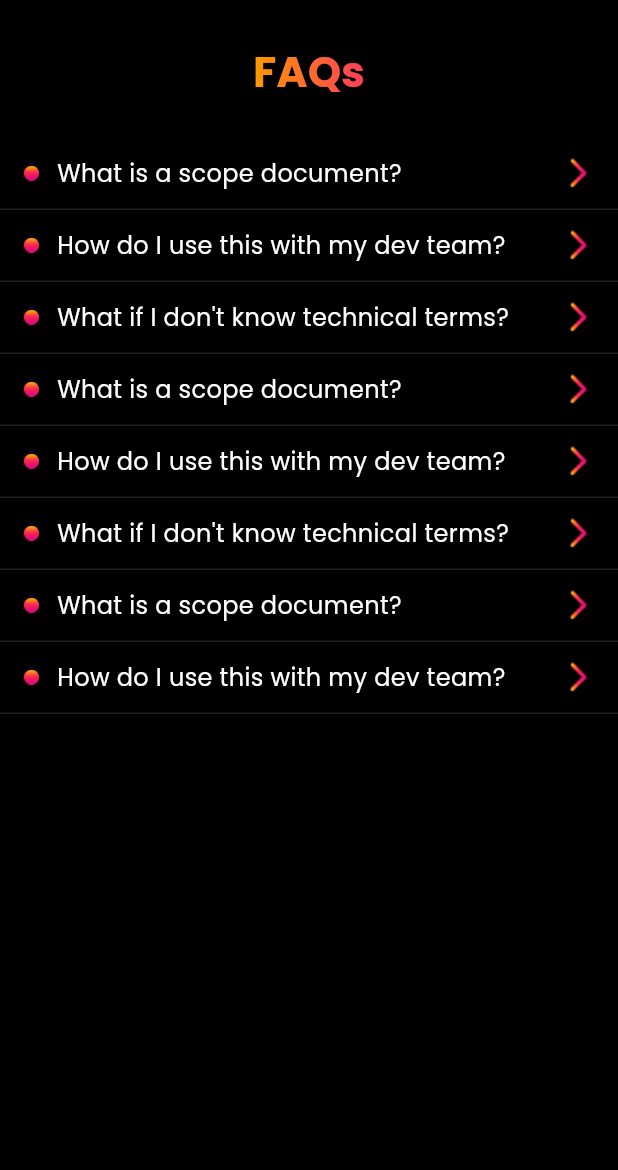
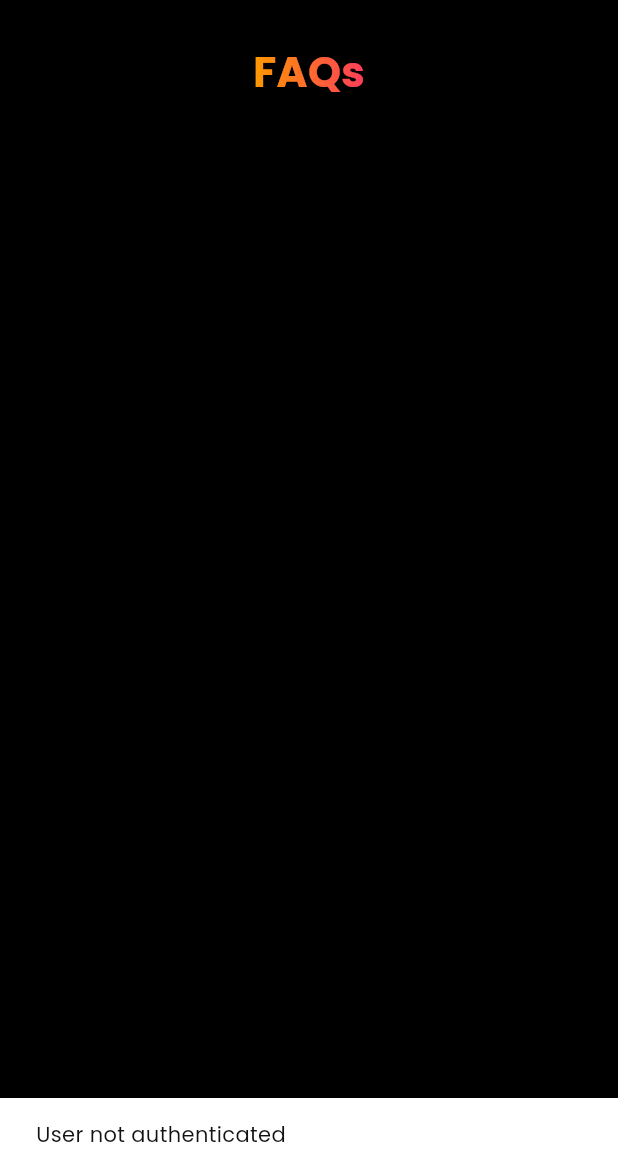
Before and after one commit to trustnexus/nexovate, a Flutter app: the FAQScreen screen opened by its route, on a phone screen of 412 x 824 dp, the part 66-1236 px from its top. Run offline on Flutter 3.47's test engine with Material 3 defaults, Android fonts, the phone set to English and light mode, and no system bars; our stand-ins replace animate_do, firebase_auth, firebase_core, flutter_dotenv, flutter_markdown, font_awesome_flutter and 6 more; accounts and stored records are empty.

Commit message:
FAQ Provider edition, Backend API Integration II.i

```diff
--- /dev/null
+++ b/lib/src/models/questions/faq_dto.dart
@@ -0,0 +1,22 @@
+class FaqDTO {
+  final int id;
+  final String question;
+  final String answer;
+  final int displayOrder;
+
+  FaqDTO({
+    required this.id,
+    required this.question,
+    required this.answer,
+    required this.displayOrder,
+  });
+
+  factory FaqDTO.fromJson(Map<String, dynamic> json) {
+    return FaqDTO(
+      id: json['FAQID'] as int,
+      question: json['Question'] ?? '',
+      answer: json['Answer'] ?? '',
+      displayOrder: json['DisplayOrder'] as int,
+    );
+  }
+}
--- /dev/null
+++ b/lib/src/providers/faq.dart
@@ -0,0 +1,29 @@
+import 'package:flutter/material.dart';
+import 'package:nexovate/src/models/questions/faq_dto.dart';
+import 'package:nexovate/src/services/faqs/get-faqs.dart';
+
+class FaqProvider extends ChangeNotifier {
+  final FaqService _faqService = FaqService();
+  List<FaqDTO> _faqs = [];
+  bool _isLoading = false;
+  String? _error;
+
+  List<FaqDTO> get faqs => _faqs;
+  bool get isLoading => _isLoading;
+  String? get error => _error;
+
+  Future<void> fetchFaqs(String token) async {
+    _isLoading = true;
+    _error = null;
+    notifyListeners();
+
+    try {
+      _faqs = await _faqService.fetchFaqs(token);
+    } catch (e) {
+      _error = e.toString();
+    } finally {
+      _isLoading = false;
+      notifyListeners();
+    }
+  }
+}
--- a/lib/src/screens/Project/saved_project.dart
+++ b/lib/src/screens/Project/saved_project.dart
@@ -43,9 +43,7 @@ class _SavedProjectsScreenState extends State<SavedProjectsScreen> {
     await box.deleteAt(index);
     await _loadProjects();
     if (mounted) {
-      ScaffoldMessenger.of(context).showSnackBar(
-        const SnackBar(content: Text("🗑️ Project deleted")),
-      );
+      showToast(context, 'Project deleted successfully.');
     }
   }
 
@@ -243,7 +241,7 @@ Widget build(BuildContext context) {
             child: Row(
               mainAxisAlignment: MainAxisAlignment.spaceBetween,
               children: [
-                IconButton(
+                IconButton( // ! DEPRECATED
                   icon: const Icon(Icons.remove_red_eye_rounded, color: Colors.orangeAccent),
                   tooltip: "View UI",
                   onPressed: () {
--- a/lib/src/screens/auth/login_screen.dart
+++ b/lib/src/screens/auth/login_screen.dart
@@ -1,3 +1,5 @@
+// ! DEPRECATED FILE
+// ! This file is deprecated and will be removed in future updates.
 import 'package:flutter/material.dart';
 import 'package:animate_do/animate_do.dart';
 import 'package:google_sign_in/google_sign_in.dart';
--- a/lib/src/screens/auth/sign_up_screen.dart
+++ b/lib/src/screens/auth/sign_up_screen.dart
@@ -1,3 +1,5 @@
+// ! DEPRECATED FILE
+// ! This file is deprecated and will be removed in future updates.
 import 'package:flutter/material.dart';
 import 'package:animate_do/animate_do.dart';
 import 'package:font_awesome_flutter/font_awesome_flutter.dart';
--- a/lib/src/screens/faqs/faq_screen.dart
+++ b/lib/src/screens/faqs/faq_screen.dart
@@ -1,42 +1,33 @@
 import 'package:flutter/material.dart';
+import 'package:lottie/lottie.dart';
+import 'package:nexovate/src/models/questions/faq_dto.dart';
+import 'package:nexovate/src/providers/faq.dart';
+import 'package:nexovate/src/providers/user.dart';
+import 'package:provider/provider.dart';
 
-class FAQScreen extends StatelessWidget {
-  FAQScreen({super.key});
+class FAQScreen extends StatefulWidget {
+  const FAQScreen({super.key});
 
-  final List<FAQItem> faqItems = [
-    FAQItem(
-      question: "What is a scope document?",
-      answer: "A scope document defines the boundaries, requirements, deliverables, and key details of a project. It helps ensure all stakeholders have a clear understanding of what the project will and won't include.",
-    ),
-    FAQItem(
-      question: "How do I use this with my dev team?",
-      answer: "Share the document with your development team during project planning. Review it together to ensure everyone understands the requirements, timeline, and deliverables. Use it as a reference point throughout the development process.",
-    ),
-    FAQItem(
-      question: "What if I don't know technical terms?",
-      answer: "Don't worry! You can describe your needs in plain language. Our team can help translate your requirements into technical specifications. It's more important to clearly communicate what you want the application to do than to use technical jargon.",
-    ),
-    FAQItem(
-      question: "What is a scope document?",
-      answer: "A scope document defines the boundaries, requirements, deliverables, and key details of a project. It helps ensure all stakeholders have a clear understanding of what the project will and won't include.",
-    ),
-    FAQItem(
-      question: "How do I use this with my dev team?",
-      answer: "Share the document with your development team during project planning. Review it together to ensure everyone understands the requirements, timeline, and deliverables. Use it as a reference point throughout the development process.",
-    ),
-    FAQItem(
-      question: "What if I don't know technical terms?",
-      answer: "Don't worry! You can describe your needs in plain language. Our team can help translate your requirements into technical specifications. It's more important to clearly communicate what you want the application to do than to use technical jargon.",
-    ),
-    FAQItem(
-      question: "What is a scope document?",
-      answer: "A scope document defines the boundaries, requirements, deliverables, and key details of a project. It helps ensure all stakeholders have a clear understanding of what the project will and won't include.",
-    ),
-    FAQItem(
-      question: "How do I use this with my dev team?",
-      answer: "Share the document with your development team during project planning. Review it together to ensure everyone understands the requirements, timeline, and deliverables. Use it as a reference point throughout the development process.",
-    ),
-  ];
+  @override
+  State<FAQScreen> createState() => _FAQScreenState();
+}
+
+class _FAQScreenState extends State<FAQScreen> {
+  @override
+  void initState() {
+    super.initState();
+    WidgetsBinding.instance.addPostFrameCallback((_) {
+      final token =
+          Provider.of<UserProvider>(context, listen: false).user?.token;
+      if (token == null || token.isEmpty) {
+        ScaffoldMessenger.of(
+          context,
+        ).showSnackBar(const SnackBar(content: Text('User not authenticated')));
+        return;
+      }
+      Provider.of<FaqProvider>(context, listen: false).fetchFaqs(token);
+    });
+  }
 
   @override
   Widget build(BuildContext context) {
@@ -67,9 +58,12 @@ class FAQScreen extends StatelessWidget {
           const SizedBox(height: 16),
           Center(
             child: ShaderMask(
-                    shaderCallback: (bounds) => const LinearGradient(
+              shaderCallback:
+                  (bounds) => const LinearGradient(
                     colors: [Color(0xFFFF9900), Color(0xFFFF3D5A)],
-                    ).createShader(Rect.fromLTWH(0, 0, bounds.width, bounds.height)),
+                  ).createShader(
+                    Rect.fromLTWH(0, 0, bounds.width, bounds.height),
+                  ),
               blendMode: BlendMode.srcIn,
               child: const Text(
                 'FAQs',
@@ -83,10 +77,32 @@ class FAQScreen extends StatelessWidget {
           ),
           const SizedBox(height: 24),
           Expanded(
-            child: ListView.builder(
-              itemCount: faqItems.length,
+            child: Consumer<FaqProvider>(
+              builder: (context, provider, child) {
+                if (provider.isLoading) {
+                  return Center(
+                    child: Lottie.asset(
+                      'assets/anims/loading.json',
+                      width: 100,
+                    ),
+                  );
+                }
+
+                if (provider.error != null) {
+                  return Center(
+                    child: Text(
+                      'Error: ${provider.error}',
+                      style: const TextStyle(color: Colors.red),
+                    ),
+                  );
+                }
+
+                return ListView.builder(
+                  itemCount: provider.faqs.length,
                   itemBuilder: (context, index) {
-                return FAQListItem(faqItem: faqItems[index]);
+                    return FAQListItem(faqItem: provider.faqs[index]);
+                  },
+                );
               },
             ),
           ),
@@ -97,23 +113,17 @@ class FAQScreen extends StatelessWidget {
   }
 }
 
-class FAQItem {
-  final String question;
-  final String answer;
-
-  FAQItem({required this.question, required this.answer});
-}
-
 class FAQListItem extends StatefulWidget {
-  final FAQItem faqItem;
+  final FaqDTO faqItem;
 
   const FAQListItem({super.key, required this.faqItem});
 
   @override
-  _FAQListItemState createState() => _FAQListItemState();
+  State<FAQListItem> createState() => _FAQListItemState();
 }
 
-class _FAQListItemState extends State<FAQListItem> with SingleTickerProviderStateMixin {
+class _FAQListItemState extends State<FAQListItem>
+    with SingleTickerProviderStateMixin {
   bool _expanded = false;
   late AnimationController _animationController;
   late Animation<double> _animation;
@@ -145,15 +155,16 @@ class _FAQListItemState extends State<FAQListItem> with SingleTickerProviderStat
           onTap: () {
             setState(() {
               _expanded = !_expanded;
-              if (_expanded) {
-                _animationController.forward();
-              } else {
-                _animationController.reverse();
-              }
+              _expanded
+                  ? _animationController.forward()
+                  : _animationController.reverse();
             });
           },
           child: Padding(
-            padding: const EdgeInsets.symmetric(horizontal: 16.0, vertical: 12.0),
+            padding: const EdgeInsets.symmetric(
+              horizontal: 16.0,
+              vertical: 12.0,
+            ),
             child: Row(
               children: [
                 Image.asset('assets/images/bullet.png', width: 10, height: 10),
@@ -161,10 +172,7 @@ class _FAQListItemState extends State<FAQListItem> with SingleTickerProviderStat
                 Expanded(
                   child: Text(
                     widget.faqItem.question,
-                    style: const TextStyle(
-                      color: Colors.white,
-                      fontSize: 16,
-                    ),
+                    style: const TextStyle(color: Colors.white, fontSize: 16),
                   ),
                 ),
                 AnimatedRotation(
@@ -175,7 +183,7 @@ class _FAQListItemState extends State<FAQListItem> with SingleTickerProviderStat
                     width: 20,
                     height: 20,
                   ),
-                )
+                ),
               ],
             ),
           ),
@@ -186,17 +194,11 @@ class _FAQListItemState extends State<FAQListItem> with SingleTickerProviderStat
             padding: const EdgeInsets.fromLTRB(36, 0, 16, 16),
             child: Text(
               widget.faqItem.answer,
-              style: TextStyle(
-                color: Colors.grey[400],
-                fontSize: 14,
+              style: TextStyle(color: Colors.grey[400], fontSize: 14),
             ),
           ),
         ),
-        ),
-        Divider(
-          color: Colors.grey[900],
-          height: 1,
-        ),
+        Divider(color: Colors.grey[900], height: 1),
       ],
     );
   }
--- a/lib/src/screens/prompt/prompt.dart
+++ b/lib/src/screens/prompt/prompt.dart
@@ -658,8 +658,8 @@ class _SaveProjectScreenState extends State<SaveProjectScreen> {
                                               fontWeight: FontWeight.bold,
                                               fontSize: 22,
                                             ),
-                                            h2: const TextStyle(
-                                              color: Colors.pinkAccent,
+                                            h2: TextStyle(
+                                              color: Colors.amber.shade900,
                                               fontWeight: FontWeight.bold,
                                               fontSize: 18,
                                             ),
--- a/lib/src/services/constants.dart
+++ b/lib/src/services/constants.dart
@@ -1,2 +1,2 @@
 const String base_url =
-    'http://192.168.1.104:3000/api'; //local server url, to be changed for production URL later
+    'http://140.245.230.202:3000/api'; //local server url, to be changed for production URL later
--- a/pubspec.yaml
+++ b/pubspec.yaml
@@ -52,6 +52,9 @@ dependencies:
   hive: ^2.2.3
   hive_flutter: ^1.1.0
   lottie: ^3.1.0
+  firebase_core: ^2.18.0
+  firebase_auth: ^4.16.0
+
 
 
   # The following adds the Cupertino Icons font to your application.
```
Also changed, not shown: lib/main.dart (+7 -1 lines), lib/src/screens/Project/ui_screen.dart (+20 -18 lines), lib/src/screens/Questionaire/questionaire.dart (+41 -147 lines), lib/src/screens/auth/log_sign.dart (+28 -13 lines), lib/src/services/faqs/get-faqs.dart (added, +26 -0 lines), pubspec.lock, 5 other files. Lines whose indentation alone changed are shown as unchanged.
